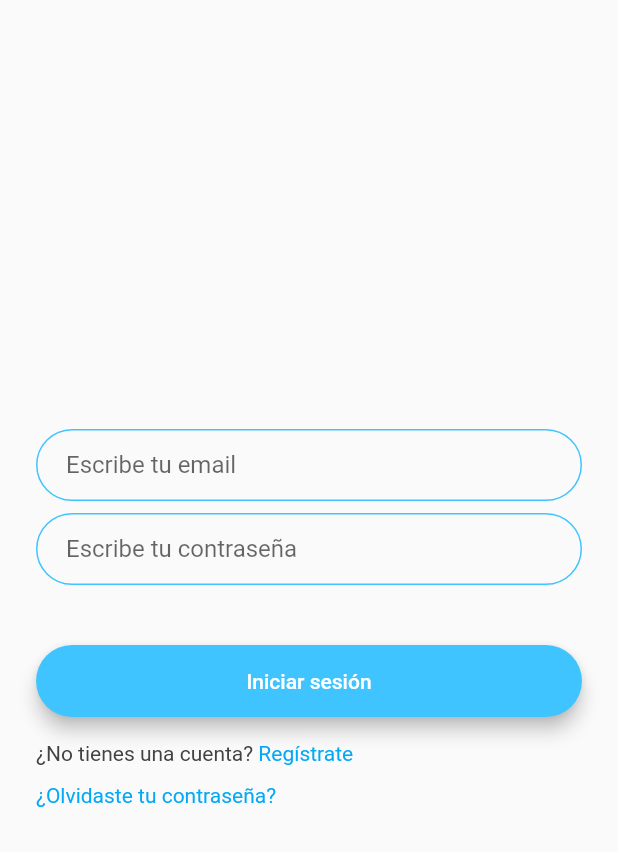
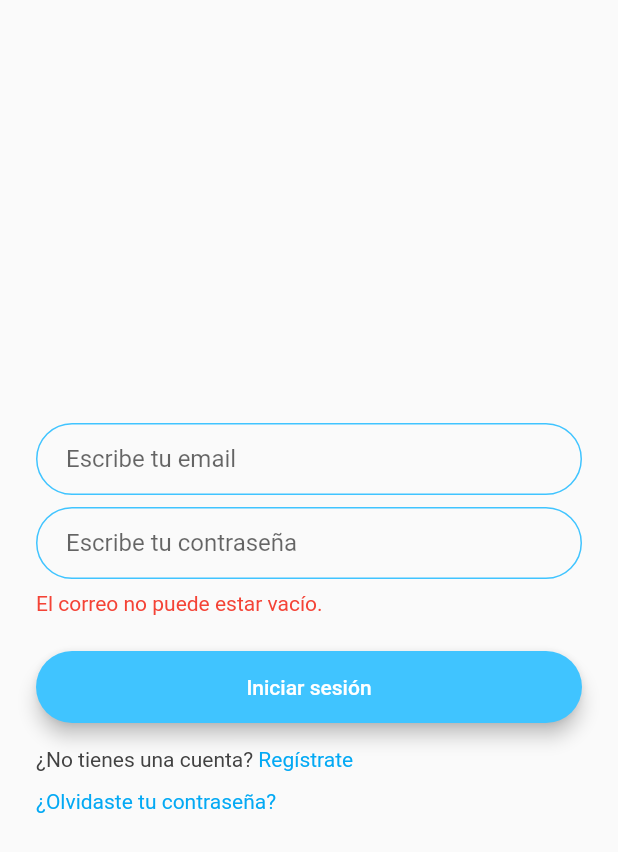
Before and after one commit to LaloCo/StockPortfolioCreation_Mobile, a Flutter app: the screen it shows after launch, after a tap on "Iniciar sesión", on a phone screen of 412 x 824 dp. Shown: the top 852 px of the screen. Run offline on Flutter 3.47's test engine with Material 2 defaults, Android fonts, the phone set to English and light mode, and no system bars; our stand-ins replace cloud_firestore, firebase_auth, modal_progress_hud, rflutter_alert; accounts and stored records are empty.

Commit message:
Show error messages on auth screen
Solves #8

```diff
--- a/lib/screens/auth_screen.dart
+++ b/lib/screens/auth_screen.dart
@@ -1,6 +1,8 @@
 import 'package:flutter/gestures.dart';
 import 'package:flutter/material.dart';
 import 'package:firebase_auth/firebase_auth.dart';
+import 'package:cloud_firestore/cloud_firestore.dart';
+import 'package:flutter/services.dart';
 import 'package:modal_progress_hud/modal_progress_hud.dart';
 import 'package:stockportfoliocreationmobile/constants.dart';
 import 'package:stockportfoliocreationmobile/widgets/round_button.dart';
@@ -15,8 +17,9 @@ class AuthScreen extends StatefulWidget {
 
 class _AuthScreenState extends State<AuthScreen> {
   final _auth = FirebaseAuth.instance;
-  String email = "", password = "";
-  String registerEmail, registerPassword, confirmPassword;
+  String email = '', password = '';
+  String registerEmail = '', registerPassword = '', confirmPassword = '';
+  String errorMessage = '';
   bool isBusy = false;
   bool isLogin = true;
 
@@ -60,6 +63,113 @@ class _AuthScreenState extends State<AuthScreen> {
     }
   }
 
+  void setErrorMessage(String message) {
+    setState(() {
+      errorMessage = message;
+    });
+  }
+
+  void login() async {
+    if (email.isEmpty) {
+      setErrorMessage('El correo no puede estar vacío.');
+      return;
+    }
+    if (password.isEmpty) {
+      setErrorMessage('La contraseña no puede estar vacía.');
+      return;
+    }
+
+    setState(() {
+      isBusy = true;
+    });
+    try {
+      final result = await _auth.signInWithEmailAndPassword(
+          email: email, password: password);
+      if (result != null) {
+        Navigator.pop(context, result.user.uid);
+      }
+    } on PlatformException catch (e) {
+      print(e.toString());
+
+      if (e.code == 'ERROR_INVALID_EMAIL') {
+        setErrorMessage('El correo no tiene el formato correcto');
+      } else if (e.code == 'ERROR_USER_NOT_FOUND') {
+        setErrorMessage('Este correo no está asociado a nunguna cuenta.');
+      } else if (e.code == 'ERROR_WRONG_PASSWORD') {
+        setErrorMessage('La contraseña es incorrecta.');
+      } else {
+        if (e.details != null) {
+          setErrorMessage(e.details);
+        } else {
+          setErrorMessage('Un error desconocido ocurrió.');
+        }
+      }
+    } catch (e) {
+      print(e.toString());
+
+      setErrorMessage('Un error desconocido ocurrió');
+    }
+
+    setState(() {
+      isBusy = false;
+    });
+  }
+
+  void register() async {
+    if (registerEmail.isEmpty) {
+      setErrorMessage('El correo no puede estar vacío.');
+      return;
+    }
+    if (registerPassword.isEmpty) {
+      setErrorMessage('La contraseña no puede estar vacía.');
+      return;
+    }
+    if (confirmPassword.isEmpty) {
+      setErrorMessage('Debes confirmar tu contraseña.');
+      return;
+    }
+
+    if (registerPassword == confirmPassword) {
+      setState(() {
+        isBusy = true;
+      });
+      try {
+        final newUser = await _auth.createUserWithEmailAndPassword(
+            email: registerEmail, password: registerPassword);
+        if (newUser != null) {
+          // send email verification since user is new
+          await newUser.user.sendEmailVerification();
+          Navigator.pop(context, newUser.user.uid);
+        }
+      } on PlatformException catch (e) {
+        print(e.toString());
+
+        if (e.code == 'ERROR_INVALID_EMAIL') {
+          setErrorMessage('El correo no tiene el formato correcto');
+        } else if (e.code == 'ERROR_EMAIL_ALREADY_IN_USE') {
+          setErrorMessage('Este correo ya está asociado a una cuenta.');
+        } else if (e.code == 'ERROR_WEAK_PASSWORD') {
+          setErrorMessage('La contraseña debe ser de al menos 6 caracteres.');
+        } else {
+          if (e.details != null) {
+            setErrorMessage(e.details);
+          } else {
+            setErrorMessage('Un error desconocido ocurrió.');
+          }
+        }
+      } catch (e) {
+        print(e.toString());
+
+        setErrorMessage('Un error desconocido ocurrió');
+      }
+      setState(() {
+        isBusy = false;
+      });
+    } else {
+      setErrorMessage('Las contraseñas son diferentes.');
+    }
+  }
+
   @override
   Widget build(BuildContext context) {
     if (isLogin) {
@@ -92,32 +202,21 @@ class _AuthScreenState extends State<AuthScreen> {
                       hintText: 'Escribe tu contraseña'),
                 ),
                 SizedBox(
-                  height: 24.0,
+                  height: 8.0,
+                ),
+                Text(
+                  errorMessage,
+                  style: TextStyle(
+                    color: Colors.red,
+                  ),
+                ),
+                SizedBox(
+                  height: 8.0,
                 ),
                 MyRoundButton(
                   text: 'Iniciar sesión',
                   backgroundColor: Colors.lightBlueAccent,
-                  onPressed: () async {
-                    setState(() {
-                      isBusy = true;
-                    });
-                    try {
-                      final newUser = await _auth.signInWithEmailAndPassword(
-                          email: email, password: password);
-                      if (newUser != null) {
-                        Navigator.pop(context, newUser.user.uid);
-                      }
-                    } catch (e) {
-                      print(e);
-
-                      if (e.code == 'ERROR_USER_NOT_FOUND') {
-                        //TODO: Show alert to user
-                      }
-                    }
-                    setState(() {
-                      isBusy = false;
-                    });
-                  },
+                  onPressed: login,
                 ),
                 RichText(
                   text: TextSpan(
@@ -134,6 +233,7 @@ class _AuthScreenState extends State<AuthScreen> {
                         recognizer: TapGestureRecognizer()
                           ..onTap = () {
                             setState(() {
+                              errorMessage = "";
                               isLogin = false;
                             });
                           },
@@ -199,38 +299,21 @@ class _AuthScreenState extends State<AuthScreen> {
                       hintText: 'Confirma tu contraseña'),
                 ),
                 SizedBox(
-                  height: 24.0,
+                  height: 8.0,
+                ),
+                Text(
+                  errorMessage,
+                  style: TextStyle(
+                    color: Colors.red,
+                  ),
+                ),
+                SizedBox(
+                  height: 8.0,
                 ),
                 MyRoundButton(
                   text: 'Regístrate',
                   backgroundColor: Colors.lightBlueAccent,
-                  onPressed: () async {
-                    if (registerPassword == confirmPassword) {
-                      setState(() {
-                        isBusy = true;
-                      });
-                      try {
-                        final newUser =
-                            await _auth.createUserWithEmailAndPassword(
-                                email: registerEmail,
-                                password: registerPassword);
-                        if (newUser != null) {
-                          // send email verification since user is new
-                          await newUser.user.sendEmailVerification();
-                          Navigator.pop(context, newUser.user.uid);
-                        }
-                      } catch (e) {
-                        print(e);
-
-                        //TODO: evaluate potential errors
-                      }
-                      setState(() {
-                        isBusy = false;
-                      });
-                    } else {
-                      //TODO: Show different password alert
-                    }
-                  },
+                  onPressed: register,
                 ),
                 RichText(
                   text: TextSpan(
@@ -247,6 +330,7 @@ class _AuthScreenState extends State<AuthScreen> {
                         recognizer: TapGestureRecognizer()
                           ..onTap = () {
                             setState(() {
+                              errorMessage = "";
                               isLogin = true;
                             });
                           },
```
